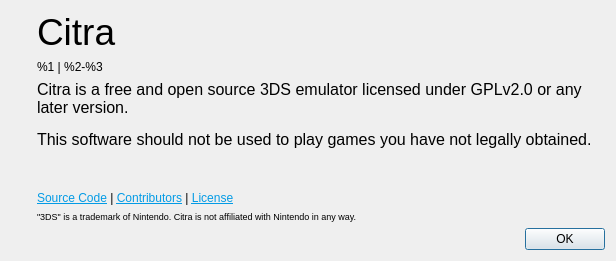
Above: src/citra_qt/aboutdialog.ui from grimtnt/citra before the change. Below: the same form after it.
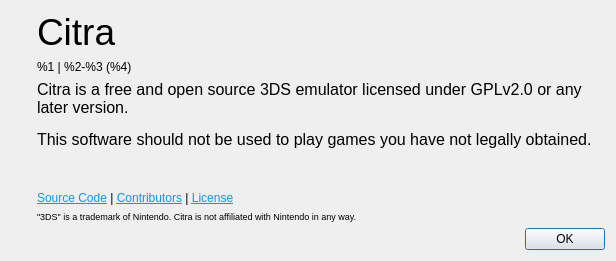
That is the form after the change. Icons and pictures are not drawn.

Commit message: citra-qt: Add build date in about dialog

Diff of the .ui file:
```diff
--- a/src/citra_qt/aboutdialog.ui
+++ b/src/citra_qt/aboutdialog.ui
@@ -70,7 +70,7 @@
           </sizepolicy>
          </property>
          <property name="text">
-          <string>&lt;html&gt;&lt;head/&gt;&lt;body&gt;&lt;p&gt;%1 | %2-%3&lt;/p&gt;&lt;/body&gt;&lt;/html&gt;</string>
+          <string>&lt;html&gt;&lt;head/&gt;&lt;body&gt;&lt;p&gt;%1 | %2-%3 (%4)&lt;/p&gt;&lt;/body&gt;&lt;/html&gt;</string>
          </property>
         </widget>
        </item>
```
